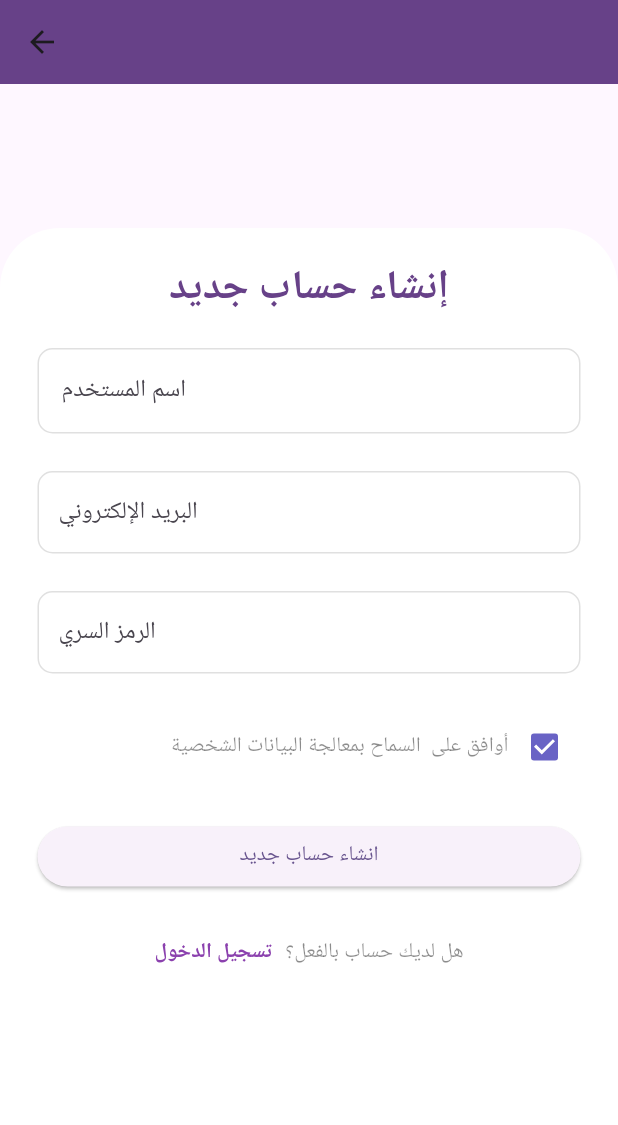
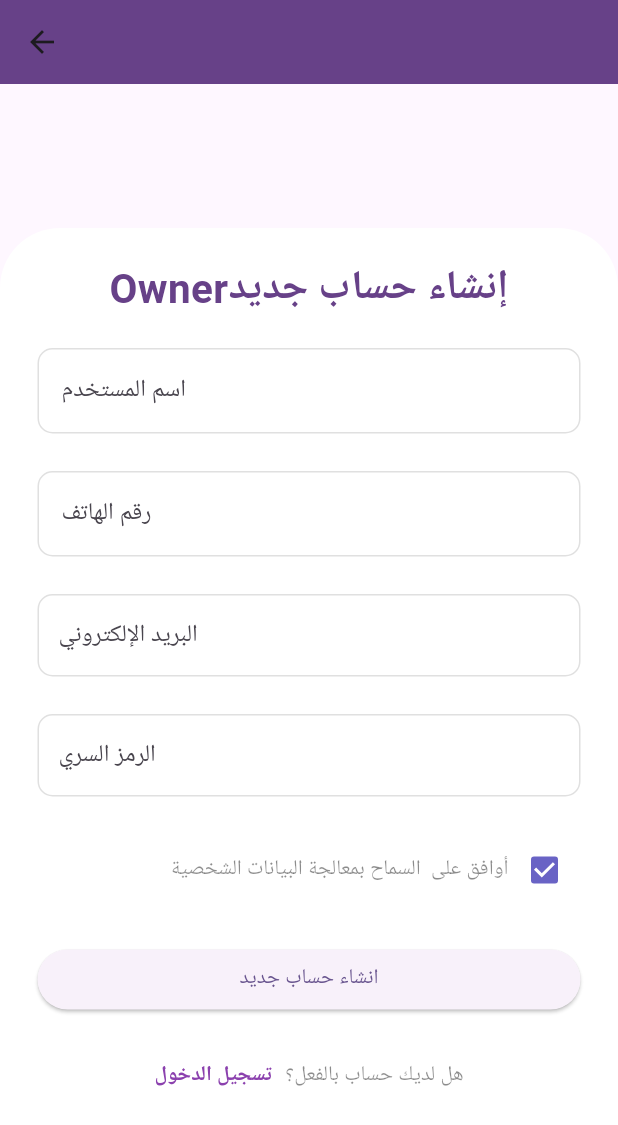
Before and after one commit to GhalaAlotaibi/2024-25_GP_9, a Flutter app: the UserTypeSelectionPage screen opened directly, after a tap on "صاحب عربة", on a phone screen of 412 x 824 dp. Shown: the top 1125 px of the screen. Run offline on Flutter 3.47's test engine with Material 3 defaults, Android fonts, the phone set to English and light mode, and no system bars; our stand-ins replace cloud_firestore, firebase_core, iconsax; accounts and stored records are empty.

Commit message:
Uploaded my pages so far^^

```diff
--- /dev/null
+++ b/lib/screens/owner_signup_screen.dart
@@ -0,0 +1,273 @@
+import 'package:flutter/material.dart';
+import 'login_screen.dart';
+import 'Create_Truck_1.dart';
+
+class OwnerSignUpScreen extends StatefulWidget {
+  const OwnerSignUpScreen({super.key});
+
+  @override
+  State<OwnerSignUpScreen> createState() => _OwnerSignUpScreenState();
+}
+
+class _OwnerSignUpScreenState extends State<OwnerSignUpScreen> {
+  final _formSignupKey = GlobalKey<FormState>();
+  bool agreePersonalData = true;
+
+  @override
+  Widget build(BuildContext context) {
+    return Scaffold(
+      appBar: AppBar(
+        backgroundColor: const Color(0xFF674188),
+      ),
+      body: Column(
+        children: [
+          const Expanded(
+            flex: 1,
+            child: SizedBox(height: 5), // Reduced height
+          ),
+          Expanded(
+            flex: 7,
+            child: Container(
+              padding: const EdgeInsets.fromLTRB(25.0, 20.0, 25.0, 20.0),
+              decoration: const BoxDecoration(
+                color: Colors.white,
+                borderRadius: BorderRadius.only(
+                  topLeft: Radius.circular(40.0),
+                  topRight: Radius.circular(40.0),
+                ),
+              ),
+              child: SingleChildScrollView(
+                child: Form(
+                  key: _formSignupKey,
+                  child: Column(
+                    // Set text direction to RTL
+                    children: [
+                      // Get started text
+                      const Text(
+                        'Ownerإنشاء حساب جديد',
+                        style: TextStyle(
+                          fontSize: 27.0,
+                          fontWeight: FontWeight.w600,
+                          color: Color(0xFF674188),
+                        ),
+                        textAlign: TextAlign.center, // Align text to the right
+                      ),
+                      const SizedBox(height: 20.0), // Adjusted space
+
+// Full name
+                      TextFormField(
+                        validator: (value) {
+                          if (value == null || value.isEmpty) {
+                            return 'الرجاء إدخال اسم المستخدم';
+                          }
+                          return null;
+                        },
+                        textAlign: TextAlign.right, // Align text to the right
+                        decoration: InputDecoration(
+                          label: const Text('اسم المستخدم',
+                              textAlign:
+                                  TextAlign.center), // Right-aligned label
+                          hintText: 'ادخل اسم المستخدم',
+                          hintStyle: const TextStyle(color: Colors.black26),
+                          border: OutlineInputBorder(
+                            borderSide: const BorderSide(color: Colors.black12),
+                            borderRadius: BorderRadius.circular(10),
+                          ),
+                          enabledBorder: OutlineInputBorder(
+                            borderSide: const BorderSide(color: Colors.black12),
+                            borderRadius: BorderRadius.circular(10),
+                          ),
+                          alignLabelWithHint: true, // Align label with hint
+                        ),
+                      ),
+                      const SizedBox(height: 25.0),
+
+ // Phone number
+ TextFormField(
+  keyboardType: TextInputType.phone, // Set keyboard type to phone
+  validator: (value) {
+    if (value == null || value.isEmpty) {
+      return 'الرجاء إدخال رقم الهاتف';
+    } else if (!RegExp(r'^[0-9]{10,15}$').hasMatch(value)) {
+      return 'الرجاء إدخال رقم هاتف صحيح';
+    }
+    return null;
+  },
+  textAlign: TextAlign.right, // Align text to the right
+  decoration: InputDecoration(
+    label: const Text('رقم الهاتف',
+        textAlign: TextAlign.center), // Right-aligned label
+    hintText: 'ادخل رقم الهاتف',
+    hintStyle: const TextStyle(color: Colors.black26),
+    border: OutlineInputBorder(
+      borderSide: const BorderSide(color: Colors.black12),
+      borderRadius: BorderRadius.circular(10),
+    ),
+    enabledBorder: OutlineInputBorder(
+      borderSide: const BorderSide(color: Colors.black12),
+      borderRadius: BorderRadius.circular(10),
+    ),
+    alignLabelWithHint: true, // Align label with hint
+  ),
+),
+const SizedBox(height: 25.0),
+
+// Email
+                      TextFormField(
+                        validator: (value) {
+                          if (value == null || value.isEmpty) {
+                            return 'الرجاء إدخال البريد الإلكتروني';
+                          }
+                          return null;
+                        },
+                        textAlign: TextAlign.right, // Align text to the right
+                        decoration: InputDecoration(
+                          labelText:
+                              'البريد الإلكتروني', // Use labelText instead of label
+                          hintText: 'ادخل البريد الإلكتروني',
+                          hintStyle: const TextStyle(color: Colors.black26),
+                          border: OutlineInputBorder(
+                            borderSide: const BorderSide(color: Colors.black12),
+                            borderRadius: BorderRadius.circular(10),
+                          ),
+                          enabledBorder: OutlineInputBorder(
+                            borderSide: const BorderSide(color: Colors.black12),
+                            borderRadius: BorderRadius.circular(10),
+                          ),
+                          contentPadding: const EdgeInsets.fromLTRB(
+                              10, 15, 10, 15), // Adjust padding
+                        ),
+                      ),
+                      const SizedBox(height: 25.0),
+
+// Password
+                      TextFormField(
+                        obscureText: true,
+                        obscuringCharacter: '*',
+                        validator: (value) {
+                          if (value == null || value.isEmpty) {
+                            return 'الرجاء إدخال الرمز السري';
+                          }
+                          return null;
+                        },
+                        textAlign: TextAlign.right, // Align text to the right
+                        decoration: InputDecoration(
+                          labelText:
+                              'الرمز السري', // Use labelText instead of label
+                          hintText: 'ادخل الرمز السري',
+                          hintStyle: const TextStyle(color: Colors.black26),
+                          border: OutlineInputBorder(
+                            borderSide: const BorderSide(color: Colors.black12),
+                            borderRadius: BorderRadius.circular(10),
+                          ),
+                          enabledBorder: OutlineInputBorder(
+                            borderSide: const BorderSide(color: Colors.black12),
+                            borderRadius: BorderRadius.circular(10),
+                          ),
+                          contentPadding: const EdgeInsets.fromLTRB(
+                              10, 15, 10, 15), // Adjust padding
+                        ),
+                      ),
+                      const SizedBox(height: 25.0),
+
+// I agree to the processing
+                      Row(
+                        textDirection:
+                            TextDirection.rtl, // Set text direction to RTL
+                        children: [
+                          Checkbox(
+                            value: agreePersonalData,
+                            onChanged: (bool? value) {
+                              setState(() {
+                                agreePersonalData = value!;
+                              });
+                            },
+                            activeColor:
+                                const Color.fromARGB(255, 105, 99, 197),
+                          ),
+                          const Text(
+                            'أوافق على  السماح بمعالجة البيانات الشخصية',
+                            style: TextStyle(color: Colors.black45),
+                          ),
+                        ],
+                      ),
+                      const SizedBox(height: 25.0),
+
+// Sign up button
+SizedBox(
+  width: double.infinity,
+  child: ElevatedButton(
+    onPressed: () {
+      if (_formSignupKey.currentState!.validate() && agreePersonalData) {
+        ScaffoldMessenger.of(context).showSnackBar(
+          const SnackBar(
+            content: Text('جاري معالجة البيانات'),
+          ),
+        );
+
+        // Navigate to CreateFoodTruckPage after successful validation
+        Navigator.push(
+          context,
+          MaterialPageRoute(
+            builder: (context) => const CreateTruck1(), // Redirect to CreateFoodTruck Page1
+          ),
+        );
+      } else if (!agreePersonalData) {
+        ScaffoldMessenger.of(context).showSnackBar(
+          const SnackBar(
+            content: Text('يرجى الموافقة على معالجة البيانات الشخصية'),
+          ),
+        );
+      }
+    },
+    child: const Text('انشاء حساب جديد'),
+  ),
+),
+
+                      const SizedBox(height: 30.0),
+//
+                      Directionality(
+                        textDirection:
+                            TextDirection.rtl, // Set text direction to RTL
+                        child: Row(
+                          mainAxisAlignment: MainAxisAlignment.center,
+                          children: [
+                            const Text(
+                              'هل لديك حساب بالفعل؟ ',
+                              style: TextStyle(color: Colors.black45),
+                            ),
+                            const SizedBox(
+                                width: 5), // Add some space between the texts
+                            GestureDetector(
+                              onTap: () {
+                                Navigator.push(
+                                  context,
+                                  MaterialPageRoute(
+                                    builder: (e) => const LogInScreen(),
+                                  ),
+                                );
+                              },
+                              child: const Text(
+                                'تسجيل الدخول',
+                                style: TextStyle(
+                                  fontWeight: FontWeight.bold,
+                                  color: Color.fromARGB(255, 139, 65, 174),
+                                ),
+                              ),
+                            ),
+                          ],
+                        ),
+                      ),
+
+                      const SizedBox(height: 20.0),
+                    ],
+                  ),
+                ),
+              ),
+            ),
+          ),
+        ],
+      ),
+    );
+  }
+}
--- a/lib/screens/user_type_selection_screen.dart
+++ b/lib/screens/user_type_selection_screen.dart
@@ -1,6 +1,6 @@
 import 'package:flutter/material.dart';
 import 'customer_signup_screen.dart'; // Import your customer signup screen
-//import 'owner_signup_screen.dart'; // Import your owner signup screen
+import 'owner_signup_screen.dart'; // Import your owner signup screen
 
 class UserTypeSelectionPage extends StatelessWidget {
   const UserTypeSelectionPage({super.key});
@@ -53,7 +53,7 @@ class UserTypeSelectionPage extends StatelessWidget {
                     context,
                     MaterialPageRoute(
                       builder: (context) =>
-                          const SignUpScreen(), // Navigate to Owner Sign Up
+                          const OwnerSignUpScreen(), // Navigate to Owner Sign Up
                     ),
                   );
                 },
```
Also changed, not shown: lib/screens/Create_Truck_1.dart (added, +272 -0 lines), lib/screens/Create_Truck_2.dart (added, +90 -0 lines), lib/screens/Create_Truck_3.dart (added, +64 -0 lines).
